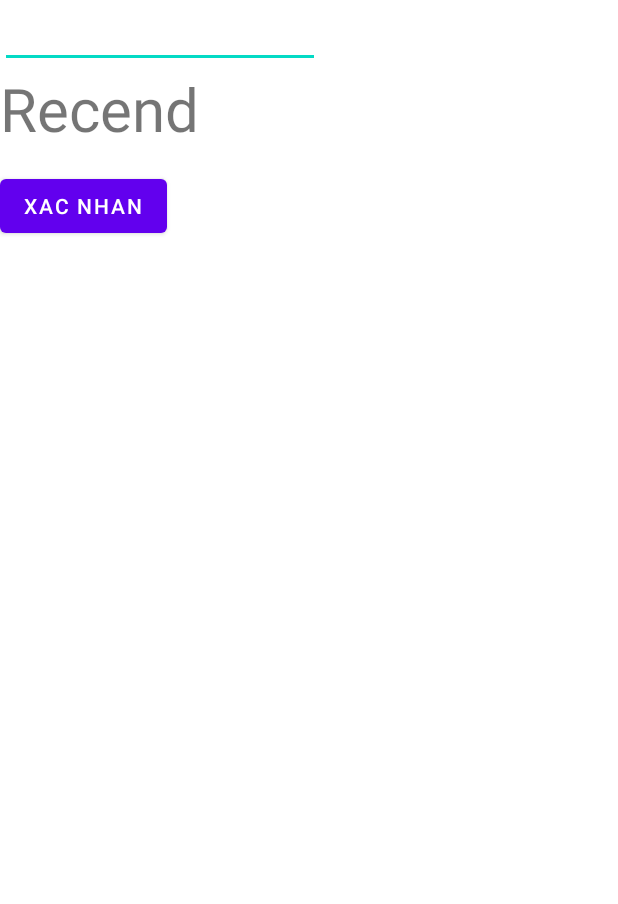
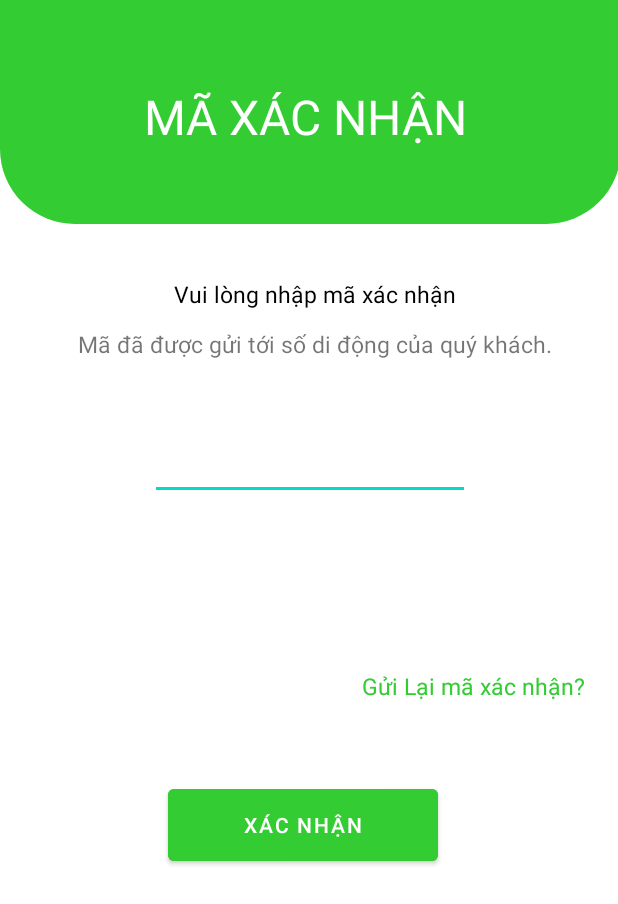
Before and after one commit to Nixa253/VNSAPP, an Android app: the OTPActivity screen opened directly, with no data from a screen before it, on a phone screen of 412 x 824 dp. Shown: the top 904 px of the screen. Run offline under Robolectric (Android 15) with nearby library versions, the phone set to English and light mode, and no system bars; our stand-ins replace Firebase (no records; nobody signed in at launch, a user with empty details on screens opened directly).

Commit message:
update OTP

```diff
--- a/app/src/main/AndroidManifest.xml
+++ b/app/src/main/AndroidManifest.xml
@@ -32,9 +32,6 @@
             android:name=".RegisterActivity"
             android:exported="false" />
         <activity
-            android:name=".MainActivity"
-            android:exported="false" />
-        <activity
             android:name=".LoginActivity"
             android:exported="true">
             <intent-filter>
--- a/app/src/main/java/edu/huflit/vnsapp/LoginActivity.java
+++ b/app/src/main/java/edu/huflit/vnsapp/LoginActivity.java
@@ -126,7 +126,7 @@ public class LoginActivity extends AppCompatActivity {
     }
 
     private void goToMainActivity(String phoneNumber) {
-        Intent intent = new Intent(this, MainActivity.class);
+        Intent intent = new Intent(this, TrangChinh.class);
         intent.putExtra("phone_number", phoneNumber);
         startActivity(intent);
 
--- a/app/src/main/java/edu/huflit/vnsapp/OTPActivity.java
+++ b/app/src/main/java/edu/huflit/vnsapp/OTPActivity.java
@@ -129,7 +129,7 @@ public class OTPActivity extends AppCompatActivity {
                 });
     }
     private void goToMainActivity(String phoneNumber) {
-        Intent intent = new Intent(this, MainActivity.class);
+        Intent intent = new Intent(this, TrangChinh.class);
         intent.putExtra("phone_number", phoneNumber);
         startActivity(intent);
 
--- a/app/src/main/java/edu/huflit/vnsapp/RegisterActivity.java
+++ b/app/src/main/java/edu/huflit/vnsapp/RegisterActivity.java
@@ -39,6 +39,7 @@ public class RegisterActivity extends AppCompatActivity {
         medtEmail = findViewById(R.id.edtEmail);
         medtHoTen = findViewById(R.id.edtHoTen);
         medtSDT = findViewById(R.id.edtSdtDK);
+        mAuth = FirebaseAuth.getInstance();
 
         setTitleToolbar();
 
@@ -110,13 +111,13 @@ public class RegisterActivity extends AppCompatActivity {
     }
 
     private void goToMainActivity(String phoneNumber) {
-        Intent intent = new Intent(this, MainActivity.class);
+        Intent intent = new Intent(this, LoginActivity.class);
         intent.putExtra("phone_number", phoneNumber);
         startActivity(intent);
 
     }
     private void goToOTPActivity(String strPhoneNumber, String verificationId) {
-        Intent intent = new Intent(this, OTPActivity.class);
+        Intent intent = new Intent(this, MaXacNhan.class);
         intent.putExtra("phone_number", strPhoneNumber);
         intent.putExtra("verification_id", verificationId);
         startActivity(intent);
--- a/app/src/main/res/layout/activity_ma_xac_nhan.xml
+++ b/app/src/main/res/layout/activity_ma_xac_nhan.xml
@@ -72,17 +72,16 @@
         android:textColor="@color/green"
         android:textSize="15dp"
         app:layout_constraintStart_toStartOf="parent"
-        app:layout_constraintTop_toBottomOf="@+id/editTextTextPersonName4" />
+        app:layout_constraintTop_toBottomOf="@+id/CodeOTPDK" />
 
     <EditText
-        android:id="@+id/editTextTextPersonName4"
+        android:id="@+id/CodeOTPDK"
         android:layout_width="wrap_content"
         android:layout_height="wrap_content"
         android:layout_marginStart="100dp"
         android:layout_marginTop="48dp"
         android:ems="10"
         android:inputType="textPersonName"
-        android:text="Name"
         app:layout_constraintStart_toStartOf="parent"
         app:layout_constraintTop_toBottomOf="@+id/textView8" />
 
--- a/app/src/main/res/layout/activity_otpactivity.xml
+++ b/app/src/main/res/layout/activity_otpactivity.xml
@@ -2,35 +2,87 @@
 <androidx.constraintlayout.widget.ConstraintLayout xmlns:android="http://schemas.android.com/apk/res/android"
     xmlns:app="http://schemas.android.com/apk/res-auto"
     xmlns:tools="http://schemas.android.com/tools"
-    android:id="@+id/RecendCode"
     android:layout_width="match_parent"
     android:layout_height="match_parent"
     tools:context=".OTPActivity">
 
-    <LinearLayout
-        android:layout_width="match_parent"
-        android:layout_height="match_parent"
-        android:orientation="vertical">
+    <ImageView
+        android:id="@+id/imageView3"
+        android:layout_width="414dp"
+        android:layout_height="149dp"
+        app:layout_constraintStart_toStartOf="parent"
+        app:layout_constraintTop_toTopOf="parent"
+        app:srcCompat="@drawable/bg_top" />
 
-        <EditText
-            android:id="@+id/CodeOTP"
-            android:layout_width="wrap_content"
-            android:layout_height="wrap_content"
-            android:ems="10"
-            android:inputType="textPersonName" />
+    <TextView
+        android:id="@+id/tvMaXacNhan"
+        android:layout_width="wrap_content"
+        android:layout_height="wrap_content"
+        android:layout_marginStart="96dp"
+        android:layout_marginTop="56dp"
+        android:text="MÃ XÁC NHẬN"
+        android:textColor="@color/white"
+        android:textSize="32dp"
+        app:layout_constraintStart_toStartOf="parent"
+        app:layout_constraintTop_toTopOf="parent" />
 
-        <TextView
-            android:id="@+id/tvRecend"
-            android:layout_width="match_parent"
-            android:layout_height="68dp"
-            android:textSize="40dp"
-            android:text="Recend" />
+    <TextView
+        android:id="@+id/textView6"
+        android:layout_width="wrap_content"
+        android:layout_height="wrap_content"
+        android:layout_marginStart="116dp"
+        android:layout_marginTop="36dp"
+        android:text="Vui lòng nhập mã xác nhận"
+        android:textColor="@color/black"
+        android:textSize="15dp"
+        app:layout_constraintStart_toStartOf="parent"
+        app:layout_constraintTop_toBottomOf="@+id/imageView3" />
 
-        <Button
-            android:id="@+id/btnXN"
-            android:layout_width="wrap_content"
-            android:layout_height="wrap_content"
-            android:text="Xac nhan" />
-    </LinearLayout>
+    <TextView
+        android:id="@+id/textView8"
+        android:layout_width="wrap_content"
+        android:layout_height="wrap_content"
+
+        android:layout_marginStart="52dp"
+        android:layout_marginTop="12dp"
+        android:text="Mã đã được gửi tới số di động của quý khách."
+        android:textSize="15dp"
+        app:layout_constraintStart_toStartOf="parent"
+        app:layout_constraintTop_toBottomOf="@+id/textView6" />
+
+    <Button
+        android:id="@+id/btnXN"
+        android:layout_width="180dp"
+        android:layout_height="60dp"
+        android:layout_marginStart="112dp"
+        android:layout_marginTop="52dp"
+        android:backgroundTint="@color/green"
+        android:text="Xác nhận"
+        android:textColor="@color/white"
+        app:layout_constraintStart_toStartOf="parent"
+        app:layout_constraintTop_toBottomOf="@+id/tvRecend" />
+
+    <TextView
+        android:id="@+id/tvRecend"
+        android:layout_width="wrap_content"
+        android:layout_height="wrap_content"
+        android:layout_marginStart="241dp"
+        android:layout_marginTop="113dp"
+        android:text="Gửi Lại mã xác nhận?"
+        android:textColor="@color/green"
+        android:textSize="15dp"
+        app:layout_constraintStart_toStartOf="parent"
+        app:layout_constraintTop_toBottomOf="@+id/CodeOTP" />
+
+    <EditText
+        android:id="@+id/CodeOTP"
+        android:layout_width="wrap_content"
+        android:layout_height="wrap_content"
+        android:layout_marginStart="100dp"
+        android:layout_marginTop="48dp"
+        android:ems="10"
+        android:inputType="textPersonName"
+        app:layout_constraintStart_toStartOf="parent"
+        app:layout_constraintTop_toBottomOf="@+id/textView8" />
 
 </androidx.constraintlayout.widget.ConstraintLayout>
```
Also changed, not shown: app/src/main/java/edu/huflit/vnsapp/MaXacNhan.java (+120 -0 lines), app/src/main/java/edu/huflit/vnsapp/MainActivity.java (deleted, +0 -32 lines), app/src/main/java/edu/huflit/vnsapp/TrangChinh.java (+14 -0 lines), app/src/main/res/layout/activity_lich_su_chuyen_di.xml (+0 -7 lines), app/src/main/res/layout/activity_main.xml (deleted, +0 -19 lines), app/src/main/res/layout/activity_register.xml (+6 -6 lines), app/src/main/res/layout/activity_trang_chinh.xml (+13 -8 lines).
